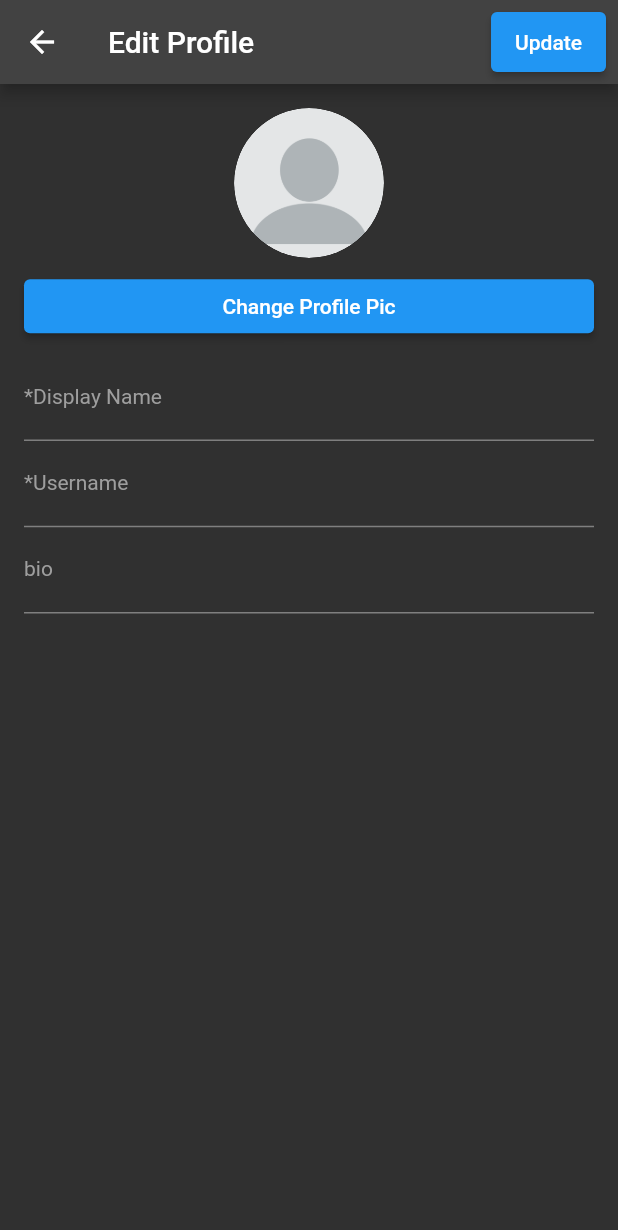
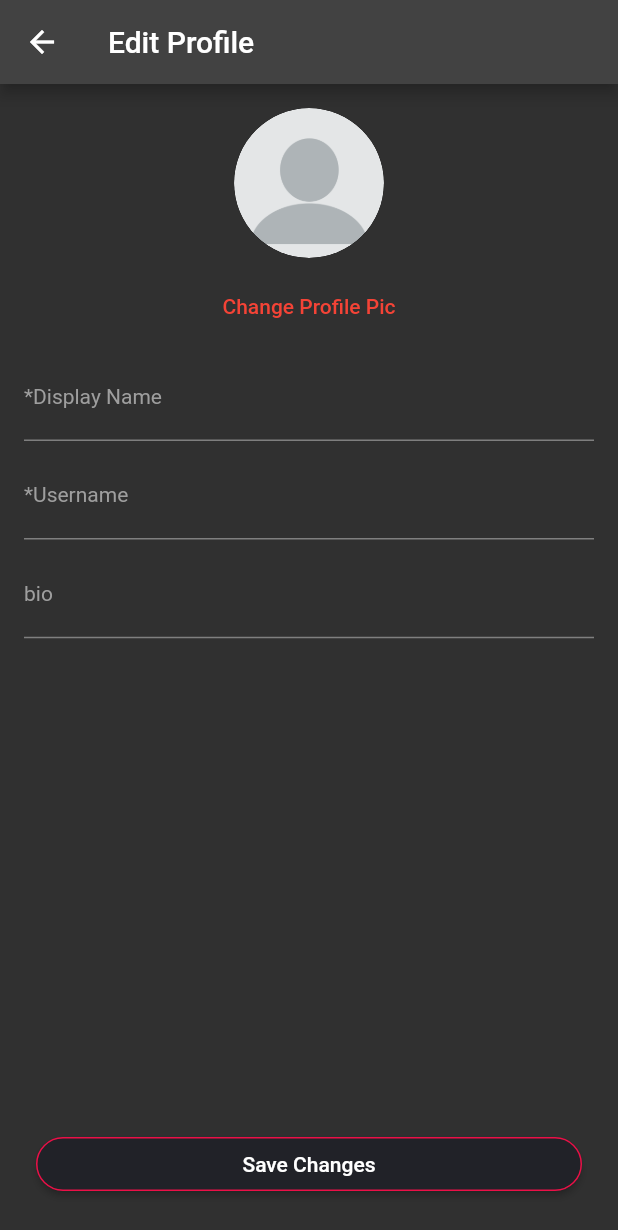
Before and after one commit to SatyamKr07/expApp, a Flutter app: the EditProfile screen opened directly, on a phone screen of 412 x 824 dp. Shown: the top 1230 px of the screen. Run offline on Flutter 3.47's test engine with Material 2 defaults, Android fonts, the phone set to English and light mode, and no system bars; our stand-ins replace better_player, cached_network_image, carousel_slider, cloud_firestore, firebase_auth, firebase_core and 14 more; missing offline and left inert: video_compress; accounts and stored records are empty; generated files the repository leaves out were written again.

Commit message:
edit page ui done

```diff
--- a/lib/src/controllers/home_controller.dart
+++ b/lib/src/controllers/home_controller.dart
@@ -55,6 +55,7 @@ class HomeController extends GetxController {
         .orderBy('timestamp', descending: true)
         .snapshots();
   }
+
 
   // Future onLikeButtonTapped({bool isLiked = false, String docId = ''}) async {
   //   /// send your request here
--- a/lib/src/controllers/user_controller.dart
+++ b/lib/src/controllers/user_controller.dart
@@ -5,7 +5,8 @@ import 'package:get/get_state_manager/src/simple/get_controllers.dart';
 import '../central/services/my_logger.dart';
 
 class UserController extends GetxController {
-  UserModel appUser = UserModel(followersList: [], followingList: [], storiesList: []);
+  UserModel appUser =
+      UserModel(followersList: [], followingList: [], storiesList: []);
   // late Future<QuerySnapshot> userModelFuture;
 
   Stream<QuerySnapshot> fetchUserPost({required String userId}) {
--- a/lib/src/pages/edit_profile/edit_profile.dart
+++ b/lib/src/pages/edit_profile/edit_profile.dart
@@ -34,43 +34,15 @@ class EditProfile extends StatelessWidget {
             : Scaffold(
                 appBar: AppBar(
                   title: Text("Edit Profile"),
-                  actions: [
-                    Padding(
-                      padding: const EdgeInsets.all(8.0),
-                      child: GetBuilder<EditProfileController>(
-                        id: 'PROFILE_PAGE',
-                        builder: (_) => ElevatedButton(
-                          onPressed: editProfileController.updateStatus ==
-                                  "UPDATING"
-                              ? null
-                              : () async {
-                                  await editProfileController
-                                      .updateDetails()
-                                      .then((value) {
-                                    logger.d('update button clicked');
-                                    if (editProfileController.updateStatus ==
-                                        "UPDATED") {
-                                      var d = value;
-                                      logger.d('value is $d');
-                                      logger.d("UPDATED");
-                                      Get.back();
-                                      Get.back();
-                                    }
-                                  });
-                                },
-                          child: Text(
-                            editProfileController.updateStatus == "UPDATING"
-                                ? "Updating..."
-                                : "Update",
-                          ),
-                        ),
-                      ),
-                    ),
-                  ],
+                  actions: const [],
                 ),
                 body: Padding(
                   padding: EdgeInsets.all(16.0),
+                  child: Column(
+                    children: [
+                      Expanded(
                         child: ListView(
+                          shrinkWrap: true,
                           children: [
                             GetBuilder<EditProfileController>(
                               id: 'PROFILE_PIC',
@@ -81,14 +53,17 @@ class EditProfile extends StatelessWidget {
                                     CircleAvatar(
                                       radius: 50,
                                       backgroundImage: FileImage(
-                                  File(editProfileController.profilePicPath),
+                                        File(editProfileController
+                                            .profilePicPath),
                                         // fit: BoxFit.cover,
                                       ),
                                     )
                                   else
                                     CircleAvatar(
                                       radius: 50,
-                                child: userController.appUser.profilePic == ""
+                                      child: userController
+                                                  .appUser.profilePic ==
+                                              ""
                                           ? const ClipOval(
                                               child: CircleAvatar(
                                                 radius: 50,
@@ -97,8 +72,8 @@ class EditProfile extends StatelessWidget {
                                               ),
                                             )
                                           : CachedNetworkImage(
-                                        imageUrl:
-                                            userController.appUser.profilePic,
+                                              imageUrl: userController
+                                                  .appUser.profilePic,
                                               imageBuilder:
                                                   (context, imageProvider) =>
                                                       Container(
@@ -120,11 +95,12 @@ class EditProfile extends StatelessWidget {
                               ),
                             ),
                             vSizedBox1,
-                      ElevatedButton(
+                            TextButton(
                                 onPressed: () {
                                   editProfileController.getImagesFromGallery();
                                 },
-                          child: Text("Change Profile Pic")),
+                                child: Text("Change Profile Pic",
+                                    style: TextStyle(color: Colors.red))),
                             vSizedBox1,
                             TextField(
                               controller: editProfileController.displayNameCtrl,
@@ -144,6 +120,7 @@ class EditProfile extends StatelessWidget {
                                 ),
                               ),
                             ),
+                            vSizedBox1,
                             TextField(
                               controller: editProfileController.userNameCtrl,
                               textCapitalization: TextCapitalization.sentences,
@@ -162,6 +139,7 @@ class EditProfile extends StatelessWidget {
                                 ),
                               ),
                             ),
+                            vSizedBox1,
                             TextField(
                               controller: editProfileController.bioCtrl,
                               textCapitalization: TextCapitalization.sentences,
@@ -179,7 +157,54 @@ class EditProfile extends StatelessWidget {
                                   fontWeight: FontWeight.normal,
                                 ),
                               ),
-                      )
+                            ),
+                          ],
+                        ),
+                      ),
+                      // Spacer(),
+                      SizedBox(
+                        width: Get.width,
+                        child: Padding(
+                          padding: const EdgeInsets.all(8.0),
+                          child: GetBuilder<EditProfileController>(
+                            id: 'PROFILE_PAGE',
+                            builder: (_) => ElevatedButton(
+                              onPressed: editProfileController.updateStatus ==
+                                      "UPDATING"
+                                  ? null
+                                  : () async {
+                                      await editProfileController
+                                          .updateDetails()
+                                          .then((value) {
+                                        logger.d('update button clicked');
+                                        if (editProfileController
+                                                .updateStatus ==
+                                            "UPDATED") {
+                                          var d = value;
+                                          logger.d('value is $d');
+                                          logger.d("UPDATED");
+                                          Get.back();
+                                          Get.back();
+                                        }
+                                      });
+                                    },
+                              style: ElevatedButton.styleFrom(
+                                primary: Color(0xff212228),
+                                onPrimary: Colors.white,
+                                shape: RoundedRectangleBorder(
+                                  borderRadius: BorderRadius.circular(32.0),
+                                  side: BorderSide(color: Color(0xffEB1047)),
+                                ),
+                              ),
+                              child: Text(
+                                editProfileController.updateStatus == "UPDATING"
+                                    ? "Saving"
+                                    : "Save Changes",
+                              ),
+                            ),
+                          ),
+                        ),
+                      ),
                     ],
                   ),
                 ),
--- a/pubspec.yaml
+++ b/pubspec.yaml
@@ -32,7 +32,7 @@ dependencies:
   like_button: ^2.0.3
   video_player: ^2.2.7
   video_compress: ^3.1.0
-  better_player: ^0.0.79
+  better_player: ^0.0.81
   story_view: ^0.13.2
 
 dev_dependencies:
```
Also changed, not shown: pubspec.lock. Lines whose indentation alone changed are shown as unchanged.
